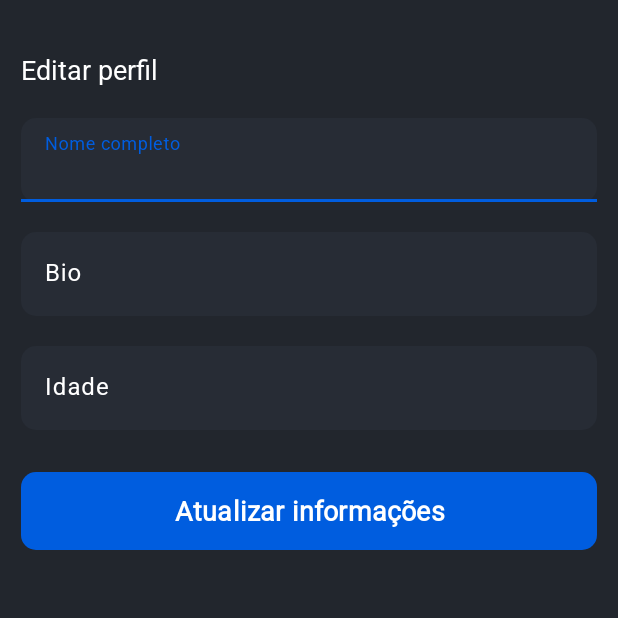
After one commit to Habacuque-Gosch/OpenKnowledge-native, an Android app: the ProfileUpdateActivity screen opened directly, with no data from a screen before it, on a phone screen of 412 x 824 dp, the top half of it. The commit adds this screen. Run offline under Robolectric (Android 15) with nearby library versions, the phone set to English and light mode, and no system bars.

Commit message:
update all activities

```diff
--- /dev/null
+++ b/app/src/main/java/com/example/growup/data/repository/ProfileRespository.java
@@ -0,0 +1,61 @@
+package com.example.growup.data.repository;
+
+import android.content.Context;
+
+import com.example.growup.data.api.ApiClient;
+import com.example.growup.data.api.profile.ProfileService;
+import com.example.growup.data.model.profile.Profile;
+import com.example.growup.data.model.profile.ProfileRequest;
+
+import retrofit2.Call;
+import retrofit2.Callback;
+import retrofit2.Response;
+
+public class ProfileRespository {
+
+    public interface ProfileCallback {
+        void onSuccess (Profile profile);
+        void onError(String errorMessage);
+    }
+
+    public void getProfile(Context context, ProfileCallback callback) {
+        ProfileService service = ApiClient.getClient(context).create(ProfileService.class);
+        service.getProfile().enqueue(new Callback<Profile>() {
+            public void onResponse(Call<Profile> call, Response<Profile> response) {
+                if (response.isSuccessful() && response.body() != null) {
+                    callback.onSuccess(response.body());
+                } else {
+                    callback.onError("Erro ao buscar perfil: " + response.code());
+                }
+            }
+
+            @Override
+            public void onFailure(Call<Profile> call, Throwable t) {
+                callback.onError("Erro de conexão: " + t.getMessage());
+            }
+        });
+    }
+
+    public void updateProfile(Context context, String name, String bio, int age, ProfileCallback callback) {
+        ProfileRequest profileRequest = new ProfileRequest(name, bio, age);
+
+        ProfileService service = ApiClient.getClient(context).create(ProfileService.class);
+        service.updateProfile(profileRequest).enqueue(new Callback<Profile>() {
+            @Override
+            public void onResponse(Call<Profile> call, Response<Profile> response) {
+                if (response.isSuccessful() && response.body() != null) {
+                    callback.onSuccess(response.body());
+                } else {
+                    callback.onError("Erro ao editar perfil: " + response.code());
+                }
+            }
+
+            @Override
+            public void onFailure(Call<Profile> call, Throwable t) {
+                callback.onError("Erro de conexão: " + t.getMessage());
+            }
+        });
+    }
+
+
+}
--- /dev/null
+++ b/app/src/main/java/com/example/growup/ui/profile/ProfileUpdateActivity.java
@@ -0,0 +1,82 @@
+package com.example.growup.ui.profile;
+
+import android.os.Bundle;
+import android.widget.Button;
+import android.widget.EditText;
+import android.widget.Toast;
+
+import androidx.appcompat.app.AppCompatActivity;
+import androidx.lifecycle.ViewModelProvider;
+
+import com.example.growup.R;
+import com.example.growup.data.model.profile.Profile;
+import com.example.growup.data.repository.ProfileRespository;
+import com.example.growup.viewmodel.ProfileViewModel;
+
+public class ProfileUpdateActivity extends AppCompatActivity {
+
+    private EditText full_name_input, bio_input, age_input;
+    private Button updateProfileButton;
+
+    @Override
+    protected void onCreate(Bundle saveInstanceState) {
+        super.onCreate(saveInstanceState);
+        setContentView(R.layout.activity_update_profile);
+
+        full_name_input = findViewById(R.id.nameInput);
+        bio_input = findViewById(R.id.bioInput);
+        age_input  = findViewById(R.id.ageInput);
+        updateProfileButton = findViewById(R.id.updateProfileButton);
+
+        ProfileViewModel profileViewModel = new ViewModelProvider(
+                ProfileUpdateActivity.this,
+                new ViewModelProvider.AndroidViewModelFactory(getApplication())
+        ).get(ProfileViewModel.class);
+
+        profileViewModel.fetchProfile(ProfileUpdateActivity.this);
+        profileViewModel.getProfile().observe(ProfileUpdateActivity.this, profile -> {
+            if (profile != null) {
+                full_name_input.setText(profile.getName());
+                bio_input.setText(profile.getBio());
+                age_input.setText(String.valueOf(profile.getAge()));
+            }
+        });
+
+        updateProfileButton.setOnClickListener( v -> updateProfile());
+
+    }
+
+    private void updateProfile() {
+        String name = full_name_input.getText().toString().trim();
+        String bio = bio_input.getText().toString();
+        String ageStr = age_input.getText().toString().trim();
+
+        if (name.isEmpty() || bio.isEmpty() || ageStr.isEmpty()) {
+            Toast.makeText(this, "Preencha todos os campos", Toast.LENGTH_SHORT).show();
+            return;
+        }
+
+        int age;
+        try {
+            age = Integer.parseInt(ageStr);
+        } catch (NumberFormatException e) {
+            Toast.makeText(this, "Idade inválida", Toast.LENGTH_SHORT).show();
+            return;
+        }
+
+        ProfileRespository repo = new ProfileRespository();
+        repo.updateProfile(this, name, bio, age, new ProfileRespository.ProfileCallback() {
+            @Override
+            public void onSuccess(Profile profile) {
+                Toast.makeText(getApplicationContext(), "Perfil atualizado!", Toast.LENGTH_SHORT).show();
+                finish();
+            }
+            @Override
+            public void onError(String errorMessage) {
+                Toast.makeText(getApplicationContext(), errorMessage, Toast.LENGTH_SHORT).show();
+            }
+        });
+
+    }
+
+}
--- /dev/null
+++ b/app/src/main/java/com/example/growup/viewmodel/ProfileViewModel.java
@@ -0,0 +1,53 @@
+package com.example.growup.viewmodel;
+
+import android.content.Context;
+
+import androidx.lifecycle.LiveData;
+import androidx.lifecycle.MutableLiveData;
+import androidx.lifecycle.ViewModel;
+
+import com.example.growup.data.model.profile.Profile;
+import com.example.growup.data.repository.ProfileRespository;
+import com.example.growup.utils.SessionManager;
+
+public class ProfileViewModel extends ViewModel {
+
+    private MutableLiveData<Profile> profileLiveData = new MutableLiveData<>();
+    private MutableLiveData<String> errorLiveData = new MutableLiveData<>();
+    private ProfileRespository repository = new ProfileRespository();
+
+    public LiveData<Profile> getProfile() {
+        return profileLiveData;
+    }
+
+    public LiveData<String> getError() {
+        return errorLiveData;
+    }
+
+    public void fetchProfile(Context context) {
+        repository.getProfile(context, new ProfileRespository.ProfileCallback() {
+            @Override
+            public void onSuccess(Profile profile) {
+                profileLiveData.postValue(profile);
+                new SessionManager(context).saveProfile(profile);;
+            }
+
+            @Override
+            public void onError(String errorMessage) {
+                errorLiveData.postValue(errorMessage);
+            }
+        });
+    }
+
+    public void loadProfileFromPrefs(Context context) {
+        Profile savedProfile = new SessionManager(context).getProfile();
+        if (savedProfile != null) {
+            profileLiveData.setValue(savedProfile);
+        }
+    }
+
+    public void updateProfile(Profile profile, Context context) {
+        profileLiveData.setValue(profile);
+        new SessionManager(context).saveProfile(profile);
+    }
+}
--- /dev/null
+++ b/app/src/main/res/drawable/splash_logo.xml
@@ -0,0 +1,29 @@
+<vector xmlns:android="http://schemas.android.com/apk/res/android"
+    xmlns:aapt="http://schemas.android.com/aapt"
+    android:width="48dp"
+    android:height="48dp"
+    android:viewportWidth="48"
+    android:viewportHeight="48">
+  <path
+      android:pathData="M12,0L36,0A12,12 0,0 1,48 12L48,36A12,12 0,0 1,36 48L12,48A12,12 0,0 1,0 36L0,12A12,12 0,0 1,12 0z">
+    <aapt:attr name="android:fillColor">
+      <gradient
+          android:startX="0"
+          android:startY="48"
+          android:endX="48"
+          android:endY="-0"
+          android:type="linear">
+        <item android:offset="0" android:color="#FF005DDF"/>
+        <item android:offset="1" android:color="#FF47A1FE"/>
+      </gradient>
+    </aapt:attr>
+  </path>
+  <path
+      android:pathData="M32.04,28.02H28.824C28.824,30.684 26.664,32.844 24,32.844C21.336,32.844 19.176,30.684 19.176,28.02H15.96C15.96,32.46 19.56,36.06 24,36.06C28.44,36.06 32.04,32.46 32.04,28.02Z"
+      android:fillColor="#ffffff"
+      android:fillType="evenOdd"/>
+  <path
+      android:pathData="M15.96,19.98C15.96,15.54 19.56,11.941 24,11.941C28.44,11.941 32.04,15.54 32.04,19.98C32.04,21.444 31.648,22.817 30.964,24C30.803,24.279 30.625,24.547 30.432,24.804C29.92,25.486 29.302,26.083 28.603,26.573C27.299,27.485 25.712,28.02 24,28.02C22.288,28.02 20.701,27.485 19.397,26.573C18.698,26.083 18.08,25.486 17.568,24.804C17.375,24.547 17.197,24.279 17.036,24C16.352,22.817 15.96,21.444 15.96,19.98ZM24,24.804C26.664,24.804 28.824,22.644 28.824,19.98C28.824,17.316 26.664,15.156 24,15.156C21.336,15.156 19.176,17.316 19.176,19.98C19.176,22.644 21.336,24.804 24,24.804Z"
+      android:fillColor="#ffffff"
+      android:fillType="evenOdd"/>
+</vector>
--- /dev/null
+++ b/app/src/main/res/values-v31/themes.xml
@@ -0,0 +1,16 @@
+<?xml version="1.0" encoding="utf-8"?>
+<resources>
+
+    <style name="Base.Theme.Growup" parent="Theme.Material3.DayNight.NoActionBar">
+        <item name="android:windowBackground">@color/primary_black</item>
+        <item name="colorPrimary">@color/primary_blue</item>
+        <item name="colorSecondary">@color/primary_black</item>
+        <item name="android:fontFamily">@font/roboto</item>
+        <item name="fontFamily">@font/roboto_regular</item>
+
+        <item name="android:windowSplashScreenBackground">@color/primary_black</item>
+        <item name="android:windowSplashScreenAnimatedIcon">@drawable/splash_logo</item>
+        <item name="android:windowSplashScreenIconBackgroundColor">@color/white</item>
+
+    </style>
+</resources>
```
Also changed, not shown: app/src/main/java/com/example/growup/data/api/MyGlideModule.java (added, +33 -0 lines), app/src/main/java/com/example/growup/data/model/profile/ProfileRequest.java (added, +15 -0 lines), app/src/main/java/com/example/growup/ui/course/CourseDetailActivity.java (added, +60 -0 lines), app/src/main/java/com/example/growup/ui/course/CourseSavedFragment.java (renamed from app/src/main/java/com/example/growup/ui/saved/SavedCoursesFragment.java, +4 -3 lines), app/src/main/java/com/example/growup/ui/course/components/SearchBarView.java (added, +43 -0 lines), app/src/main/java/com/example/growup/ui/profile/ProfileFragment.java (+68 -1 lines), app/src/main/res/drawable/ic_filter.xml (added, +9 -0 lines), app/src/main/res/drawable/ic_search.xml (added, +9 -0 lines), app/src/main/res/layout/activity_course_detail.xml (added, +25 -0 lines), app/src/main/ic_launcher-playstore.png (added), app/src/main/res/mipmap-hdpi/ic_launcher_foreground.webp (added), app/src/main/res/mipmap-mdpi/ic_launcher_foreground.webp (added), app/src/main/res/mipmap-xhdpi/ic_launcher_foreground.webp (added), app/src/main/res/mipmap-xxhdpi/ic_launcher_foreground.webp (added), 1 more files.
